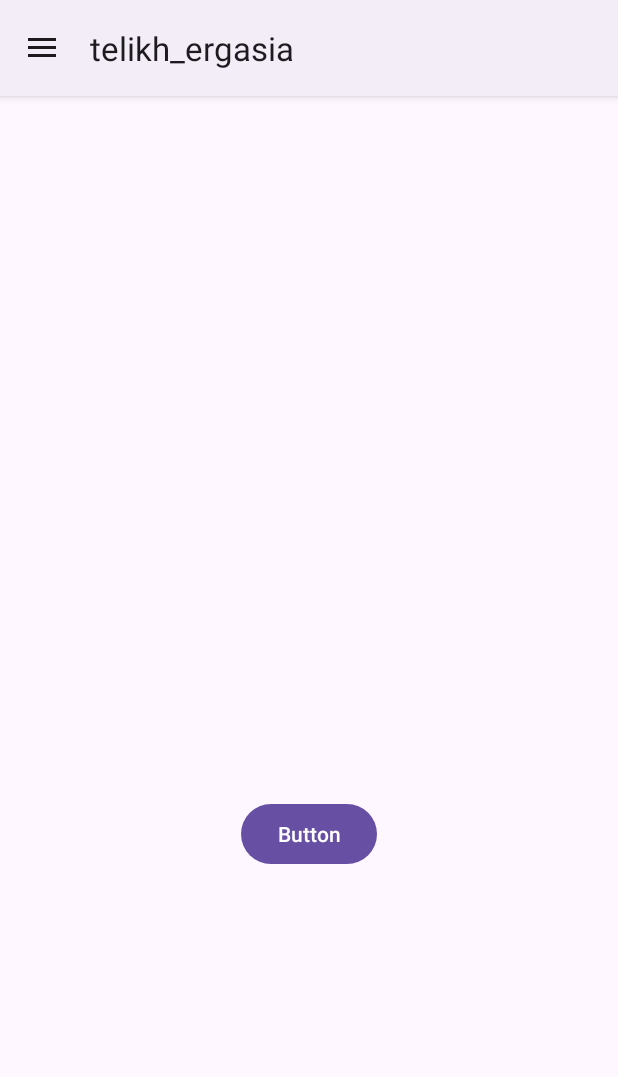
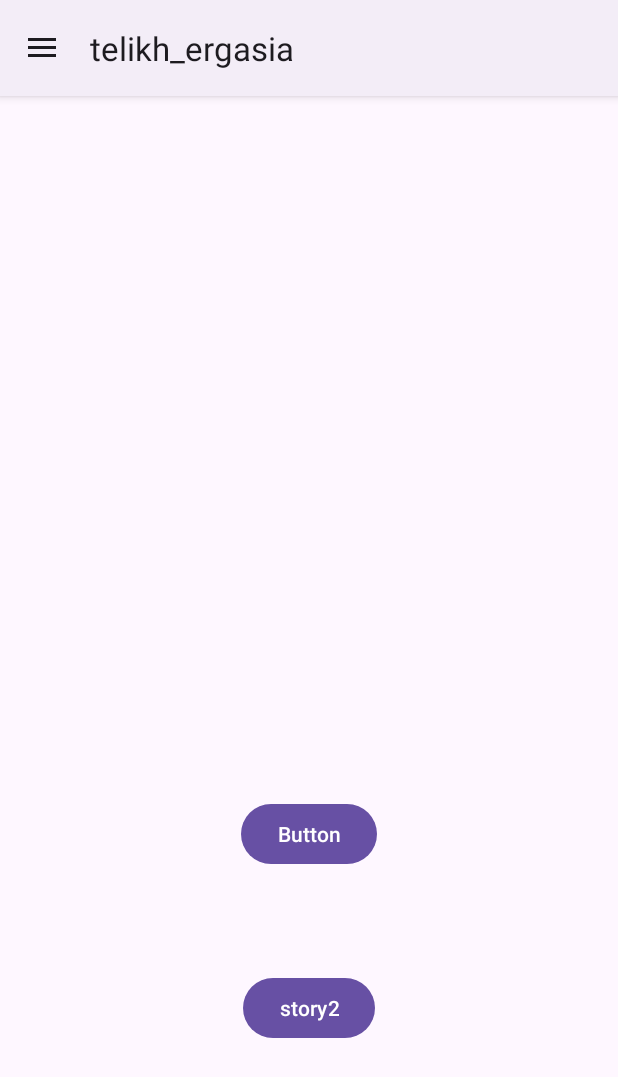
Before and after one commit to tassosant/telikh_ergasia, an Android app: the MainActivity1 screen opened directly, with no data from a screen before it, on a phone screen of 412 x 824 dp. Shown: the top 1077 px of the screen. Run offline under Robolectric (Android 15) with nearby library versions, the phone set to English and light mode, and no system bars; our stand-ins replace Firebase (no records; nobody signed in at launch, a user with empty details on screens opened directly); 2 statements that could not run were skipped.

Commit message:
Implemented all fairy tales in one activity

```diff
--- a/app/src/main/res/layout/activity_main1.xml
+++ b/app/src/main/res/layout/activity_main1.xml
@@ -49,6 +49,18 @@
             app:layout_constraintTop_toBottomOf="@+id/storyImage"
             app:layout_constraintVertical_bias="0.565" />
 
+        <Button
+            android:id="@+id/buttonStory2"
+            android:layout_width="wrap_content"
+            android:layout_height="wrap_content"
+            android:layout_marginBottom="60dp"
+            android:onClick="getStory2"
+            android:text="story2"
+            app:layout_constraintBottom_toBottomOf="parent"
+            app:layout_constraintEnd_toEndOf="parent"
+            app:layout_constraintStart_toStartOf="parent"
+            app:layout_constraintTop_toBottomOf="@+id/button3" />
+
     </androidx.constraintlayout.widget.ConstraintLayout>
     <com.google.android.material.navigation.NavigationView
         android:id="@+id/navigation_view"
```
Also changed, not shown: app/src/main/java/com/unipi/tantoniou/telikh_ergasia/activities/dynamic/MainActivity1.java (+17 -3 lines).
